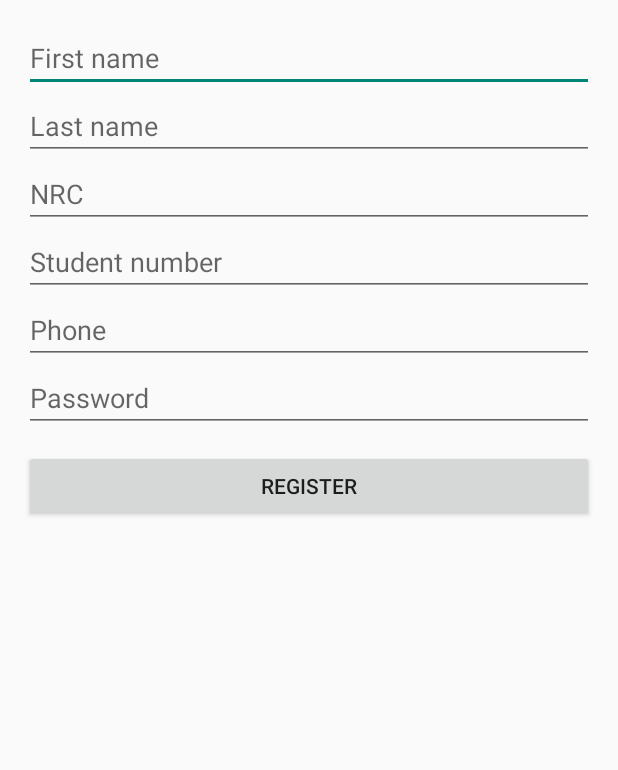
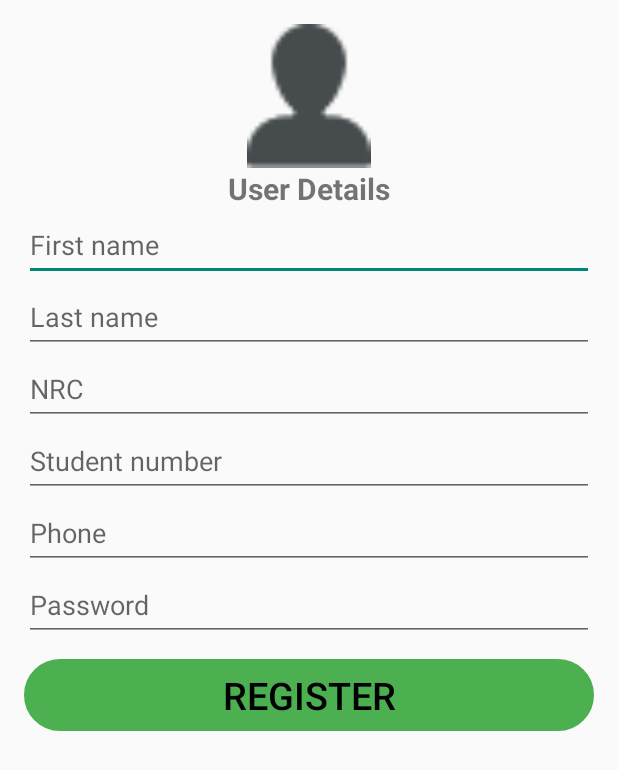
Before and after one commit to paulchembe/campus_lost_found_jdbc, an Android app: the RegisterActivity screen opened directly, with no data from a screen before it, on a phone screen of 412 x 824 dp. Shown: the top 770 px of the screen. Run offline under Robolectric (Android 15) with nearby library versions, the phone set to English and light mode, and no system bars.

Commit message:
Epa's commit;All files and running app no final Ui its editable by anyone; Regards Sharp Shooter 🔫🚶‍♂️

```diff
--- a/app/build.gradle
+++ b/app/build.gradle
@@ -24,4 +24,5 @@ dependencies {
   implementation 'androidx.recyclerview:recyclerview:1.3.0'
   // MariaDB JDBC driver (used by DB helper)
   implementation 'org.mariadb.jdbc:mariadb-java-client:2.7.4'
+  implementation libs.play.services.maps
 }
--- a/app/src/main/res/layout/activity_matches.xml
+++ b/app/src/main/res/layout/activity_matches.xml
@@ -1,4 +1,4 @@
 <?xml version="1.0" encoding="utf-8"?>
 <LinearLayout xmlns:android="http://schemas.android.com/apk/res/android" android:orientation="vertical" android:padding="16dp" android:layout_width="match_parent" android:layout_height="match_parent">
-    <!-- matches placeholder -->
+
 </LinearLayout>
--- a/app/src/main/res/layout/activity_register.xml
+++ b/app/src/main/res/layout/activity_register.xml
@@ -1,12 +1,71 @@
 <?xml version="1.0" encoding="utf-8"?>
-<ScrollView xmlns:android="http://schemas.android.com/apk/res/android" android:layout_width="match_parent" android:layout_height="match_parent">
-<LinearLayout android:orientation="vertical" android:padding="16dp" android:layout_width="match_parent" android:layout_height="wrap_content">
-    <EditText android:id="@+id/etFirst" android:hint="First name" android:layout_width="match_parent" android:layout_height="wrap_content"/>
-    <EditText android:id="@+id/etLast" android:hint="Last name" android:layout_width="match_parent" android:layout_height="wrap_content"/>
-    <EditText android:id="@+id/etNrc" android:hint="NRC" android:layout_width="match_parent" android:layout_height="wrap_content"/>
-    <EditText android:id="@+id/etStudent" android:hint="Student number" android:layout_width="match_parent" android:layout_height="wrap_content"/>
-    <EditText android:id="@+id/etPhone" android:hint="Phone" android:layout_width="match_parent" android:layout_height="wrap_content"/>
-    <EditText android:id="@+id/etPassword" android:hint="Password" android:inputType="textPassword" android:layout_width="match_parent" android:layout_height="wrap_content"/>
-    <Button android:id="@+id/btnRegister" android:text="Register" android:layout_width="match_parent" android:layout_height="wrap_content" android:layout_marginTop="12dp"/>
+<ScrollView xmlns:android="http://schemas.android.com/apk/res/android"
+    xmlns:app="http://schemas.android.com/apk/res-auto"
+    android:layout_width="match_parent" android:layout_height="match_parent">
+<LinearLayout
+    android:orientation="vertical"
+    android:padding="16dp"
+    android:layout_width="match_parent"
+    android:layout_height="wrap_content">
+
+    <ImageView
+        android:id="@+id/imageView3"
+        android:layout_width="133dp"
+        android:layout_height="96dp"
+        android:layout_gravity="center"
+        app:srcCompat="@drawable/bottom_btn3" />
+
+    <TextView
+        android:id="@+id/textView2"
+        android:layout_width="136dp"
+        android:layout_height="wrap_content"
+        android:layout_gravity="center"
+        android:gravity="center"
+        android:text="User Details"
+        android:textAlignment="center"
+        android:textSize="20dp"
+        android:textStyle="bold" />
+
+    <EditText
+        android:id="@+id/etFirst"
+        android:hint="First name"
+        android:layout_width="match_parent"
+        android:layout_height="48dp"/>
+    <EditText
+        android:id="@+id/etLast"
+        android:hint="Last name"
+        android:layout_width="match_parent"
+        android:layout_height="48dp"/>
+    <EditText
+        android:id="@+id/etNrc"
+        android:hint="NRC"
+        android:layout_width="match_parent"
+        android:layout_height="48dp"/>
+    <EditText
+        android:id="@+id/etStudent"
+        android:hint="Student number"
+        android:layout_width="match_parent"
+        android:layout_height="48dp"/>
+    <EditText
+        android:id="@+id/etPhone"
+        android:hint="Phone"
+        android:layout_width="match_parent"
+        android:layout_height="48dp"/>
+    <EditText
+        android:id="@+id/etPassword"
+        android:hint="Password"
+        android:inputType="textPassword"
+        android:layout_width="match_parent"
+        android:layout_height="48dp"/>
+    <Button
+        android:id="@+id/btnRegister"
+        android:text="Register"
+        android:textSize="25dp"
+        android:textColor="@color/black"
+        android:layout_width="match_parent"
+        android:backgroundTint="#4CAF50"
+        android:background="@drawable/roundedcorner"
+        android:layout_height="wrap_content"
+        android:layout_marginTop="12dp"/>
 </LinearLayout>
 </ScrollView>
--- a/gradle/libs.versions.toml
+++ b/gradle/libs.versions.toml
@@ -8,6 +8,7 @@ material = "1.13.0"
 activity = "1.11.0"
 constraintlayout = "2.2.1"
 monitor = "1.8.0"
+playServicesMaps = "18.1.0"
 
 [libraries]
 junit = { group = "junit", name = "junit", version.ref = "junit" }
@@ -18,6 +19,7 @@ material = { group = "com.google.android.material", name = "material", version.r
 activity = { group = "androidx.activity", name = "activity", version.ref = "activity" }
 constraintlayout = { group = "androidx.constraintlayout", name = "constraintlayout", version.ref = "constraintlayout" }
 monitor = { group = "androidx.test", name = "monitor", version.ref = "monitor" }
+play-services-maps = { group = "com.google.android.gms", name = "play-services-maps", version.ref = "playServicesMaps" }
 
 [plugins]
 android-application = { id = "com.android.application", version.ref = "agp" }
```
Also changed, not shown: app/src/main/res/layout/activity_dashboard.xml (+14 -3 lines), app/src/main/res/layout/activity_login.xml (+77 -15 lines), app/src/main/res/layout/activity_main.xml (deleted, +0 -19 lines), app/src/main/res/layout/activity_post_item.xml (indentation only).
